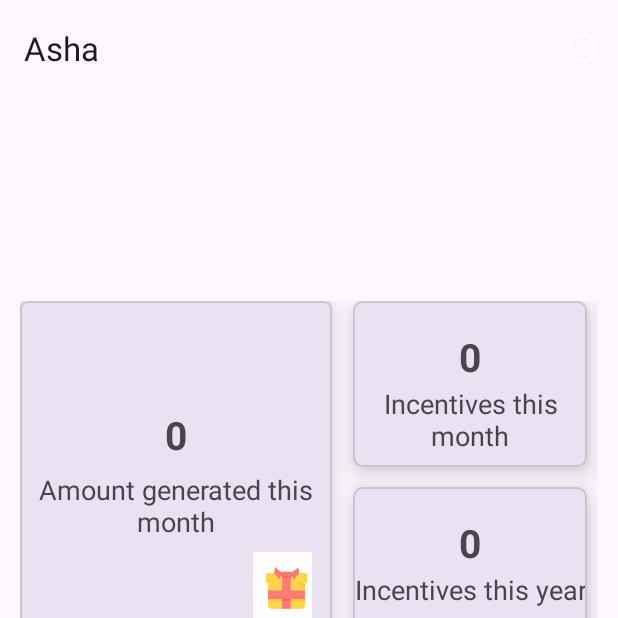
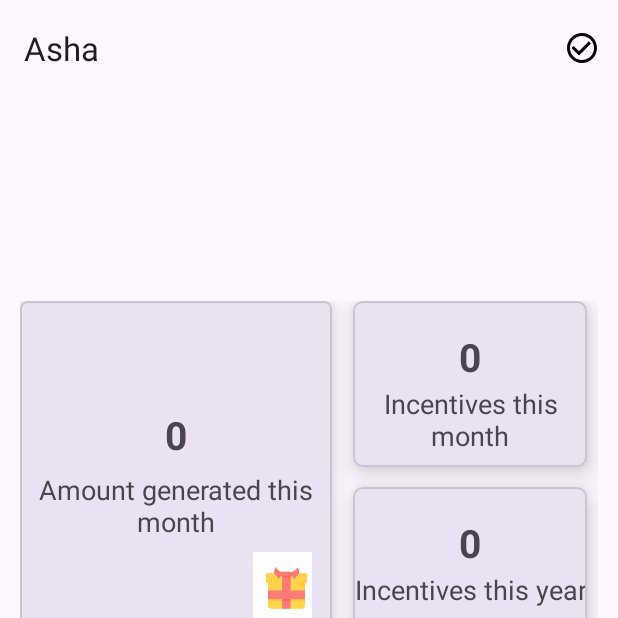
Before and after one commit to RathodKaransinh/Asha-App, an Android app: the MainActivity screen opened directly, with no data from a screen before it, on a phone screen of 412 x 824 dp, the top half of it. Run offline under Robolectric (Android 15) with nearby library versions, the phone set to English and light mode, and no system bars; our stand-ins replace Firebase (no records; nobody signed in at launch, a user with empty details on screens opened directly), Room's generated code, sdp/ssp sizes; 2 statements that could not run were skipped.

Commit message:
changed top app bar icon color.

```diff
--- a/app/src/main/res/drawable/baseline_check_circle_outline_24.xml
+++ b/app/src/main/res/drawable/baseline_check_circle_outline_24.xml
@@ -1,4 +1,5 @@
 <vector android:height="24dp"
+    android:tint="#000000"
     android:viewportHeight="24"
     android:viewportWidth="24"
     android:width="24dp"
```
